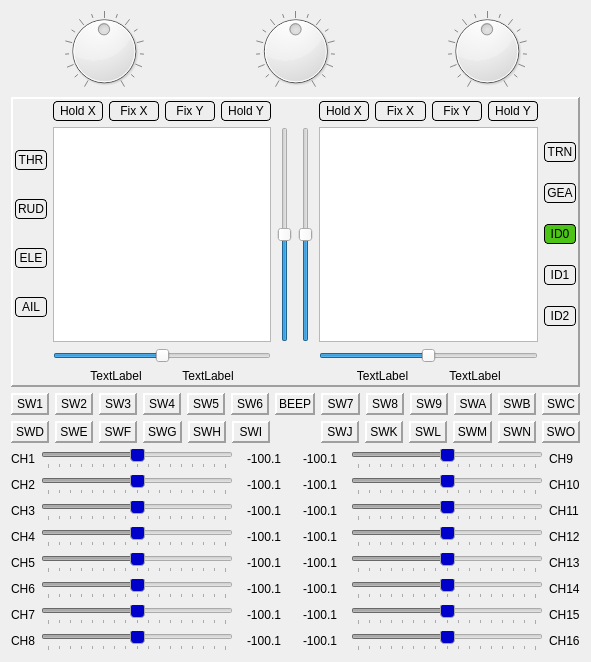
First picture: the form in src/eepskye/src/simulatordialog.ui, repository xhorizont/eepe, before the edit.
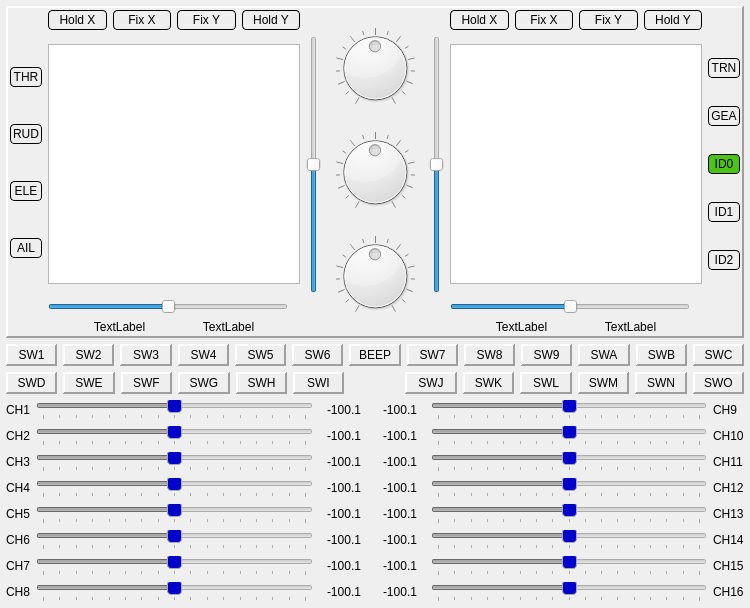
Second picture: the form after the edit. Icons and pictures are not drawn.

Commit message: Fix bugs - DR/EXPO, 128/2561 timer mode, T-CUT template. Change SIM layout

Diff of the .ui file:
```diff
--- a/src/eepskye/src/simulatordialog.ui
+++ b/src/eepskye/src/simulatordialog.ui
@@ -6,8 +6,8 @@
    <rect>
     <x>0</x>
     <y>0</y>
-    <width>591</width>
-    <height>662</height>
+    <width>750</width>
+    <height>608</height>
    </rect>
   </property>
   <property name="windowTitle">
@@ -17,134 +17,10 @@
    <iconset resource="eepe.qrc">
     <normaloff>:/images/simulate.png</normaloff>:/images/simulate.png</iconset>
   </property>
-  <layout class="QVBoxLayout" name="verticalLayout_9" stretch="0,0,0,0,0">
-   <item>
-    <layout class="QHBoxLayout" name="horizontalLayout_2">
-     <item>
-      <widget class="QDial" name="dialP_1">
-       <property name="sizePolicy">
-        <sizepolicy hsizetype="Preferred" vsizetype="Preferred">
-         <horstretch>0</horstretch>
-         <verstretch>0</verstretch>
-        </sizepolicy>
-       </property>
-       <property name="minimumSize">
-        <size>
-         <width>0</width>
-         <height>80</height>
-        </size>
-       </property>
-       <property name="maximumSize">
-        <size>
-         <width>16777215</width>
-         <height>80</height>
-        </size>
-       </property>
-       <property name="toolTip">
-        <string>P1</string>
-       </property>
-       <property name="minimum">
-        <number>-1024</number>
-       </property>
-       <property name="maximum">
-        <number>1024</number>
-       </property>
-       <property name="pageStep">
-        <number>128</number>
-       </property>
-       <property name="notchTarget">
-        <double>64.000000000000000</double>
-       </property>
-       <property name="notchesVisible">
-        <bool>true</bool>
-       </property>
-      </widget>
-     </item>
-     <item>
-      <widget class="QDial" name="dialP_2">
-       <property name="sizePolicy">
-        <sizepolicy hsizetype="Preferred" vsizetype="Preferred">
-         <horstretch>0</horstretch>
-         <verstretch>0</verstretch>
-        </sizepolicy>
-       </property>
-       <property name="minimumSize">
-        <size>
-         <width>0</width>
-         <height>80</height>
-        </size>
-       </property>
-       <property name="maximumSize">
-        <size>
-         <width>16777215</width>
-         <height>80</height>
-        </size>
-       </property>
-       <property name="toolTip">
-        <string>P2</string>
-       </property>
-       <property name="minimum">
-        <number>-1024</number>
-       </property>
-       <property name="maximum">
-        <number>1024</number>
-       </property>
-       <property name="pageStep">
-        <number>128</number>
-       </property>
-       <property name="invertedAppearance">
-        <bool>false</bool>
-       </property>
-       <property name="notchTarget">
-        <double>64.000000000000000</double>
-       </property>
-       <property name="notchesVisible">
-        <bool>true</bool>
-       </property>
-      </widget>
-     </item>
-     <item>
-      <widget class="QDial" name="dialP_3">
-       <property name="sizePolicy">
-        <sizepolicy hsizetype="Preferred" vsizetype="Preferred">
-         <horstretch>0</horstretch>
-         <verstretch>0</verstretch>
-        </sizepolicy>
-       </property>
-       <property name="minimumSize">
-        <size>
-         <width>0</width>
-         <height>80</height>
-        </size>
-       </property>
-       <property name="maximumSize">
-        <size>
-         <width>16777215</width>
-         <height>80</height>
-        </size>
-       </property>
-       <property name="toolTip">
-        <string>P3</string>
-       </property>
-       <property name="minimum">
-        <number>-1024</number>
-       </property>
-       <property name="maximum">
-        <number>1024</number>
-       </property>
-       <property name="pageStep">
-        <number>128</number>
-       </property>
-       <property name="notchTarget">
-        <double>64.000000000000000</double>
-       </property>
-       <property name="notchesVisible">
-        <bool>true</bool>
-       </property>
-      </widget>
-     </item>
-    </layout>
-   </item>
+  <layout class="QVBoxLayout" name="verticalLayout_9" stretch="0,0,0,0">
+   <property name="margin">
+    <number>6</number>
+   </property>
    <item>
     <widget class="QFrame" name="controlFrame">
      <property name="frameShape">
@@ -177,10 +53,16 @@
         </item>
         <item row="1" column="1">
          <widget class="QGraphicsView" name="leftStick">
+          <property name="sizePolicy">
+           <sizepolicy hsizetype="Fixed" vsizetype="Fixed">
+            <horstretch>0</horstretch>
+            <verstretch>0</verstretch>
+           </sizepolicy>
+          </property>
           <property name="minimumSize">
            <size>
-            <width>200</width>
-            <height>200</height>
+            <width>240</width>
+            <height>240</height>
            </size>
           </property>
           <property name="verticalScrollBarPolicy">
@@ -189,6 +71,9 @@
           <property name="horizontalScrollBarPolicy">
            <enum>Qt::ScrollBarAlwaysOff</enum>
           </property>
+          <property name="alignment">
+           <set>Qt::AlignRight|Qt::AlignTrailing|Qt::AlignVCenter</set>
+          </property>
          </widget>
         </item>
         <item row="1" column="0">
@@ -437,6 +322,18 @@
         </item>
         <item row="2" column="1">
          <widget class="QSlider" name="trimHLeft">
+          <property name="sizePolicy">
+           <sizepolicy hsizetype="Fixed" vsizetype="Fixed">
+            <horstretch>0</horstretch>
+            <verstretch>0</verstretch>
+           </sizepolicy>
+          </property>
+          <property name="minimumSize">
+           <size>
+            <width>240</width>
+            <height>0</height>
+           </size>
+          </property>
           <property name="minimum">
            <number>-125</number>
           </property>
@@ -450,6 +347,133 @@
         </item>
        </layout>
       </item>
+      <item>
+       <layout class="QVBoxLayout" name="verticalLayout_30">
+        <item>
+         <widget class="QDial" name="dialP_1">
+          <property name="sizePolicy">
+           <sizepolicy hsizetype="Preferred" vsizetype="Preferred">
+            <horstretch>0</horstretch>
+            <verstretch>0</verstretch>
+           </sizepolicy>
+          </property>
+          <property name="minimumSize">
+           <size>
+            <width>0</width>
+            <height>80</height>
+           </size>
+          </property>
+          <property name="maximumSize">
+           <size>
+            <width>16777215</width>
+            <height>80</height>
+           </size>
+          </property>
+          <property name="toolTip">
+           <string>P1</string>
+          </property>
+          <property name="minimum">
+           <number>-1024</number>
+          </property>
+          <property name="maximum">
+           <number>1024</number>
+          </property>
+          <property name="pageStep">
+           <number>128</number>
+          </property>
+          <property name="notchTarget">
+           <double>64.000000000000000</double>
+          </property>
+          <property name="notchesVisible">
+           <bool>true</bool>
+          </property>
+         </widget>
+        </item>
+        <item>
+         <widget class="QDial" name="dialP_2">
+          <property name="sizePolicy">
+           <sizepolicy hsizetype="Preferred" vsizetype="Preferred">
+            <horstretch>0</horstretch>
+            <verstretch>0</verstretch>
+           </sizepolicy>
+          </property>
+          <property name="minimumSize">
+           <size>
+            <width>0</width>
+            <height>80</height>
+           </size>
+          </property>
+          <property name="maximumSize">
+           <size>
+            <width>16777215</width>
+            <height>80</height>
+           </size>
+          </property>
+          <property name="toolTip">
+           <string>P2</string>
+          </property>
+          <property name="minimum">
+           <number>-1024</number>
+          </property>
+          <property name="maximum">
+           <number>1024</number>
+          </property>
+          <property name="pageStep">
+           <number>128</number>
+          </property>
+          <property name="invertedAppearance">
+           <bool>false</bool>
+          </property>
+          <property name="notchTarget">
+           <double>64.000000000000000</double>
+          </property>
+          <property name="notchesVisible">
+           <bool>true</bool>
+          </property>
+         </widget>
+        </item>
+        <item>
+         <widget class="QDial" name="dialP_3">
+          <property name="sizePolicy">
+           <sizepolicy hsizetype="Preferred" vsizetype="Preferred">
+            <horstretch>0</horstretch>
+            <verstretch>0</verstretch>
+           </sizepolicy>
+          </property>
+          <property name="minimumSize">
+           <size>
+            <width>0</width>
+            <height>80</height>
+           </size>
+          </property>
+          <property name="maximumSize">
+           <size>
+            <width>16777215</width>
+            <height>80</height>
+           </size>
+          </property>
+          <property name="toolTip">
+           <string>P3</string>
+          </property>
+          <property name="minimum">
+           <number>-1024</number>
+          </property>
+          <property name="maximum">
+           <number>1024</number>
+          </property>
+          <property name="pageStep">
+           <number>128</number>
+          </property>
+          <property name="notchTarget">
+           <double>64.000000000000000</double>
+          </property>
+          <property name="notchesVisible">
+           <bool>true</bool>
+          </property>
+         </widget>
+        </item>
+       </layout>
+      </item>
       <item>
        <layout class="QGridLayout" name="gridLayout_2" columnstretch="0,0,0">
         <item row="1" column="0">
@@ -467,10 +491,16 @@
         </item>
         <item row="1" column="1">
          <widget class="QGraphicsView" name="rightStick">
+          <property name="sizePolicy">
+           <sizepolicy hsizetype="Fixed" vsizetype="Fixed">
+            <horstretch>0</horstretch>
+            <verstretch>0</verstretch>
+           </sizepolicy>
+          </property>
           <property name="minimumSize">
            <size>
-            <width>200</width>
-            <height>200</height>
+            <width>240</width>
+            <height>240</height>
            </size>
           </property>
           <property name="verticalScrollBarPolicy">
@@ -479,6 +509,9 @@
           <property name="horizontalScrollBarPolicy">
            <enum>Qt::ScrollBarAlwaysOff</enum>
           </property>
+          <property name="alignment">
+           <set>Qt::AlignLeading|Qt::AlignLeft|Qt::AlignVCenter</set>
+          </property>
          </widget>
         </item>
         <item row="1" column="2">
@@ -758,6 +791,18 @@
         </item>
         <item row="2" column="1">
          <widget class="QSlider" name="trimHRight">
+          <property name="sizePolicy">
+           <sizepolicy hsizetype="Fixed" vsizetype="Fixed">
+            <horstretch>0</horstretch>
+            <verstretch>0</verstretch>
+           </sizepolicy>
+          </property>
+          <property name="minimumSize">
+           <size>
+            <width>240</width>
+            <height>0</height>
+           </size>
+          </property>
           <property name="minimum">
            <number>-125</number>
           </property>
@@ -1379,7 +1424,7 @@
        </property>
        <property name="sizeHint" stdset="0">
         <size>
-         <width>45</width>
+         <width>55</width>
          <height>20</height>
         </size>
        </property>
```
The commit also changes 18 other files.
